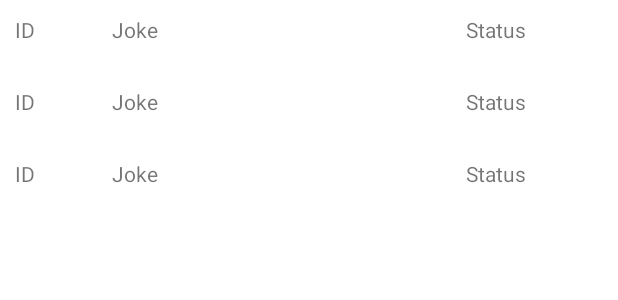
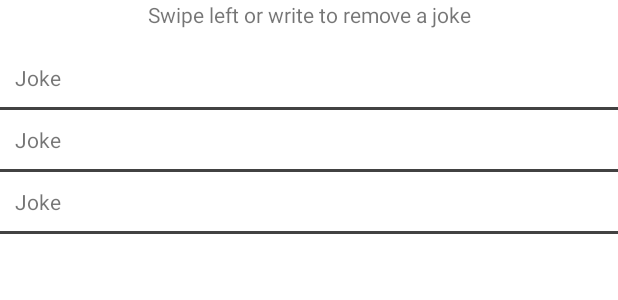
Before and after one commit to farnad2/Dad_Joke, an Android app: the layout activity_jokes.xml on its own in the app's theme, with its tools: preview values and no code run, on a phone screen of 412 x 824 dp. Shown: the top 300 px of the screen. Run offline under Robolectric (Android 15) with nearby library versions, the phone set to English and light mode, and no system bars; network calls fail.

Commit message:
joke_item.xml & activity_jokes.xml redesigned id & status of the joke omitted in Recyclerview

```diff
--- a/app/src/main/java/com/farnadsoft/dadjoke/JokesActivity.kt
+++ b/app/src/main/java/com/farnadsoft/dadjoke/JokesActivity.kt
@@ -22,7 +22,7 @@ class JokesActivity : AppCompatActivity() {
          mainViewModel = ViewModelProvider(
             this, MainViewModelFactory(
                 Repository(
-                    ApiServiceProvider.getApiService(),
+                    ApiService.create(),
                     JokeDatabase.getInstance(applicationContext)!!.jokeDao()
                 )
             )
--- a/app/src/main/java/com/farnadsoft/dadjoke/MainViewModel.kt
+++ b/app/src/main/java/com/farnadsoft/dadjoke/MainViewModel.kt
@@ -55,7 +55,7 @@ class MainViewModel(private val repository: Repository): ViewModel() {
     }
 
     override fun onCleared() {
-        disposable!!.dispose()
+        if (disposable !=null)  disposable!!.dispose()
         super.onCleared()
     }
 
--- a/app/src/main/java/com/farnadsoft/dadjoke/Repository.kt
+++ b/app/src/main/java/com/farnadsoft/dadjoke/Repository.kt
@@ -3,11 +3,9 @@ package com.farnadsoft.dadjoke
 import androidx.lifecycle.LiveData
 import com.farnadsoft.dadjoke.database.JokeDao
 import com.farnadsoft.dadjoke.database.JokeEntity
-import io.reactivex.Completable
 import io.reactivex.Single
-import kotlinx.coroutines.flow.Flow
 
-class Repository(private val apiService:RetrofitApiService, private val jokeDao: JokeDao) {
+class Repository(private val apiService:ApiService, private val jokeDao: JokeDao) {
 
     fun getAJoke():Single<JokeData>{
         return apiService.getAJoke()
--- a/app/src/main/java/com/farnadsoft/dadjoke/ui/JokeAdapter.kt
+++ b/app/src/main/java/com/farnadsoft/dadjoke/ui/JokeAdapter.kt
@@ -24,8 +24,8 @@ class JokeAdapter(): ListAdapter<JokeEntity, JokeViewHolder>(JokeDiffCallback())
 
     override fun onBindViewHolder(holder: JokeViewHolder, position: Int) {
         val joke = getItem(position)
-        holder.txt_id.text = joke.id
+        //holder.txt_id.text = joke.id //uncomment if you need to show it in recycler view
         holder.txt_joke.text = joke.joke
-        holder.txt_status.text = joke.status.toString()
+        //holder.txt_status.text = joke.status.toString() //uncomment if you need to show it in recycler view
     }
 }
--- a/app/src/main/java/com/farnadsoft/dadjoke/ui/JokeViewHolder.kt
+++ b/app/src/main/java/com/farnadsoft/dadjoke/ui/JokeViewHolder.kt
@@ -9,9 +9,9 @@ import com.hoverdroids.noteswitharchitecturecomponents.ui.JokeAdapter
 
 class JokeViewHolder(var jokeAdapter: JokeAdapter, view: View, var onItemClickListener: OnItemClickListener? = null): RecyclerView.ViewHolder(view) {
 
-    var txt_id: TextView = view.findViewById(R.id.txt_id)
+    // var txt_id: TextView = view.findViewById(R.id.txt_id) //uncomment if you need to show it in recycler view
     var txt_joke: TextView = view.findViewById(R.id.txt_joke)
-    var txt_status: TextView = view.findViewById(R.id.txt_status)
+    // var txt_status: TextView = view.findViewById(R.id.txt_status) //uncomment if you need to show it in recycler view
 
     init {
         view.setOnClickListener(View.OnClickListener {
--- a/app/src/main/java/com/farnadsoft/dadjoke/ui/NoteItemTouchHandler.kt
+++ b/app/src/main/java/com/farnadsoft/dadjoke/ui/NoteItemTouchHandler.kt
@@ -5,7 +5,7 @@ import androidx.recyclerview.widget.RecyclerView
 import com.farnadsoft.dadjoke.MainViewModel
 import com.hoverdroids.noteswitharchitecturecomponents.ui.JokeAdapter
 
-class NoteItemTouchHandler(val jokeViewModel: MainViewModel, val adapter: JokeAdapter) : ItemTouchHelper.SimpleCallback(0, ItemTouchHelper.LEFT + ItemTouchHelper.RIGHT) {
+class NoteItemTouchHandler(private val jokeViewModel: MainViewModel, private val adapter: JokeAdapter) : ItemTouchHelper.SimpleCallback(0, ItemTouchHelper.LEFT + ItemTouchHelper.RIGHT) {
 
     override fun onMove(recyclerView: RecyclerView, viewHolder: RecyclerView.ViewHolder, target: RecyclerView.ViewHolder): Boolean {
         return false
--- a/app/src/main/res/layout/activity_jokes.xml
+++ b/app/src/main/res/layout/activity_jokes.xml
@@ -1,18 +1,28 @@
 <?xml version="1.0" encoding="utf-8"?>
-<androidx.coordinatorlayout.widget.CoordinatorLayout xmlns:android="http://schemas.android.com/apk/res/android"
+<androidx.constraintlayout.widget.ConstraintLayout xmlns:android="http://schemas.android.com/apk/res/android"
     xmlns:app="http://schemas.android.com/apk/res-auto"
     xmlns:tools="http://schemas.android.com/tools"
     android:layout_width="match_parent"
     android:layout_height="match_parent"
-    tools:context=".JokesActivity">
+    tools:context=".MainActivity">
+
+    <TextView
+        android:id="@+id/textView"
+        android:layout_width="match_parent"
+        android:layout_height="wrap_content"
+        android:layout_gravity="top"
+        android:gravity="center"
+        android:text="@string/swipe_left_or_write_to_remove_a_joke"
+        tools:ignore="MissingConstraints" />
 
     <androidx.recyclerview.widget.RecyclerView
+        android:id="@+id/jokes_list"
         android:layout_width="match_parent"
         android:layout_height="match_parent"
-        android:id="@+id/jokes_list"
-        tools:listitem="@layout/joke_item">
-    </androidx.recyclerview.widget.RecyclerView>
+        app:layout_constraintTop_toBottomOf="@+id/textView"
+        tools:layout_editor_absoluteX="0dp"
+        android:layout_marginTop="32dp"
+        tools:listitem="@layout/joke_item" />
 
 
-
-</androidx.coordinatorlayout.widget.CoordinatorLayout>
+</androidx.constraintlayout.widget.ConstraintLayout>
--- a/app/src/main/res/layout/joke_item.xml
+++ b/app/src/main/res/layout/joke_item.xml
@@ -1,25 +1,19 @@
 <?xml version="1.0" encoding="utf-8"?>
+
 <LinearLayout
     xmlns:android="http://schemas.android.com/apk/res/android"
+    android:layout_width="match_parent"
+    android:layout_height="wrap_content"
+    android:layout_weight="@integer/material_motion_duration_short_1"
+    android:orientation="vertical">
+
+    <LinearLayout
         android:layout_width="fill_parent"
-    android:layout_height="48dip"
-
+        android:layout_height="wrap_content"
         android:gravity="center_vertical"
         android:orientation="horizontal"
+
         android:padding="10dip">
-
-        />
-
-
-    <TextView
-        android:id="@+id/txt_id"
-        android:layout_width="wrap_content"
-        android:layout_height="match_parent"
-        android:text="ID"
-        android:layout_gravity="left"
-        android:layout_weight="@integer/material_motion_duration_short_1"
-/>
-
 
         <TextView
             android:id="@+id/txt_joke"
@@ -27,7 +21,27 @@
             android:layout_height="match_parent"
             android:text="Joke"
             android:layout_gravity="center"
-        android:layout_weight="@integer/material_motion_duration_long_1"
+            />
+    </LinearLayout>
+
+    <LinearLayout
+        xmlns:android="http://schemas.android.com/apk/res/android"
+        android:layout_width="fill_parent"
+        android:layout_height="2dp"
+        android:gravity="center_vertical"
+        android:orientation="horizontal"
+        android:background="@color/cardview_dark_background"
+        android:padding="10dip">
+
+<!--  uncomment this part if you want to display id and status
+        <TextView
+            android:id="@+id/txt_id"
+            android:layout_width="wrap_content"
+            android:layout_height="match_parent"
+            android:text="ID"
+            android:textSize="12dp"
+            android:layout_gravity="left"
+            android:layout_weight="@integer/material_motion_duration_short_1"
             />
 
         <TextView
@@ -35,8 +49,11 @@
             android:layout_width="wrap_content"
             android:layout_height="match_parent"
             android:text="Status"
+            android:textSize="12dp"
             android:layout_gravity="right"
             android:layout_weight="@integer/material_motion_duration_short_1"
             />
+-->
+    </LinearLayout>
 
 </LinearLayout>
--- a/app/src/main/res/values/strings.xml
+++ b/app/src/main/res/values/strings.xml
@@ -14,4 +14,5 @@
     <string name="hello_first_fragment">Hello first fragment</string>
     <string name="hello_second_fragment">Hello second fragment. Arg: %1$s</string>
     <string name="push_the_button_to_bring_a_joke">Push the button to bring a joke</string>
+    <string name="swipe_left_or_write_to_remove_a_joke">Swipe left or write to remove a joke</string>
 </resources>
```
Also changed, not shown: app/src/main/java/com/farnadsoft/dadjoke/ApiService.kt (renamed from app/src/main/java/com/farnadsoft/dadjoke/ApiServiceProvider.kt, +13 -4 lines), app/src/main/java/com/farnadsoft/dadjoke/JokeRecyclerAdapter.kt (+48 -48 lines), app/src/main/java/com/farnadsoft/dadjoke/MainActivity.kt (+6 -2 lines), app/src/main/java/com/farnadsoft/dadjoke/RetrofitApiService.kt (deleted, +0 -32 lines). Lines whose indentation alone changed are shown as unchanged.
